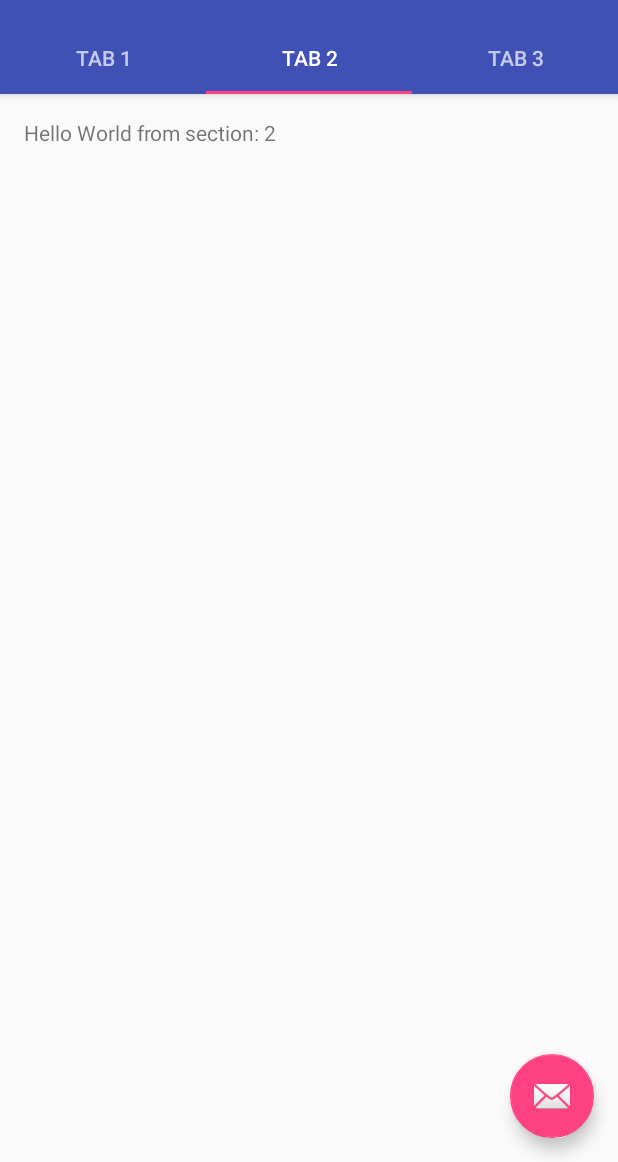
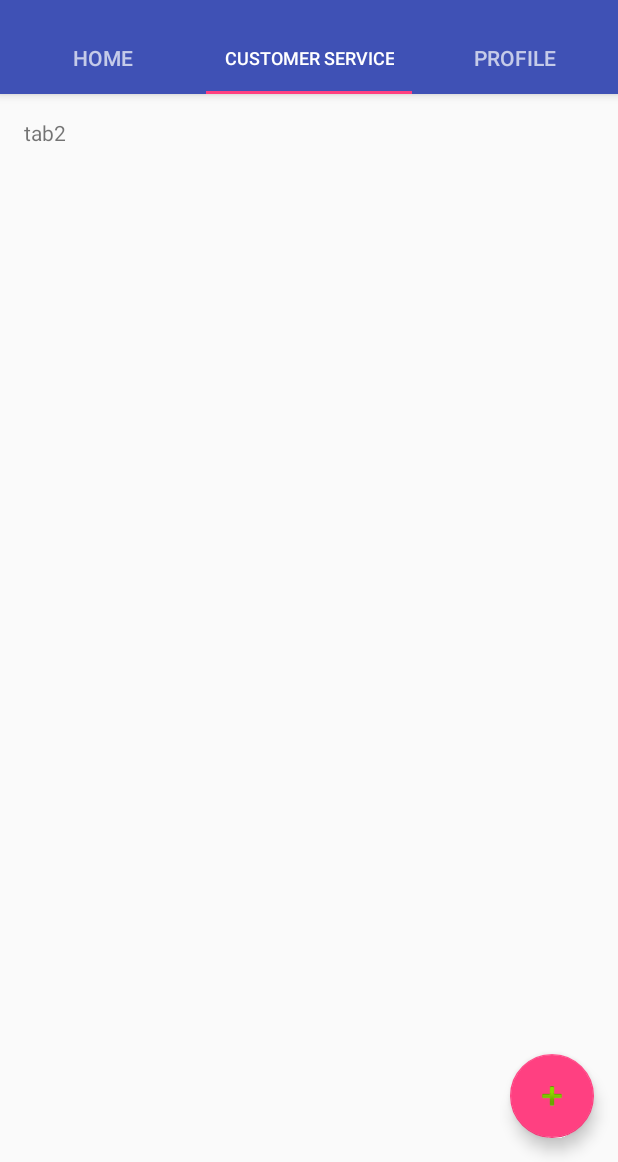
Before and after one commit to AbdallaSoliman/Ta3ala-2ma-2a2olk-Client, an Android app: the screen it shows after launch (MainActivity), tab 2 chosen, on a phone screen of 412 x 824 dp, the part 74-1236 px from its top. Run offline under Robolectric (Android 15) with nearby library versions, the phone set to English and light mode, and no system bars.

Commit message:
Tabs view and rest package

```diff
--- a/app/build.gradle
+++ b/app/build.gradle
@@ -26,4 +26,9 @@ dependencies {
     testImplementation 'junit:junit:4.12'
     androidTestImplementation 'com.android.support.test:runner:1.0.2'
     androidTestImplementation 'com.android.support.test.espresso:espresso-core:3.0.2'
+    // Retrofit
+    compile 'com.squareup.retrofit2:retrofit:2.1.0'
+    // JSON Parsing
+    compile 'com.google.code.gson:gson:2.6.1'
+    compile 'com.squareup.retrofit2:converter-gson:2.1.0'
 }
--- a/app/src/main/AndroidManifest.xml
+++ b/app/src/main/AndroidManifest.xml
@@ -10,7 +10,7 @@
         android:supportsRtl="true"
         android:theme="@style/AppTheme">
         <activity
-            android:name=".MainActivity"
+            android:name=".view.MainActivity"
             android:label="@string/app_name"
             android:theme="@style/AppTheme.NoActionBar">
             <intent-filter>
--- a/app/src/main/java/com/example/omnia/ta3ala_2ma_2a2olk_client/MainActivity.java
+++ b/app/src/main/java/com/example/omnia/ta3ala_2ma_2a2olk_client/view/MainActivity.java
@@ -1,4 +1,4 @@
-package com.example.omnia.ta3ala_2ma_2a2olk_client;
+package com.example.omnia.ta3ala_2ma_2a2olk_client.view;
 
 import android.support.design.widget.TabLayout;
 import android.support.design.widget.FloatingActionButton;
@@ -18,6 +18,8 @@ import android.view.View;
 import android.view.ViewGroup;
 
 import android.widget.TextView;
+
+import com.example.omnia.ta3ala_2ma_2a2olk_client.R;
 
 public class MainActivity extends AppCompatActivity {
 
@@ -91,41 +93,6 @@ public class MainActivity extends AppCompatActivity {
     }
 
     /**
-     * A placeholder fragment containing a simple view.
-     */
-    public static class PlaceholderFragment extends Fragment {
-        /**
-         * The fragment argument representing the section number for this
-         * fragment.
-         */
-        private static final String ARG_SECTION_NUMBER = "section_number";
-
-        public PlaceholderFragment() {
-        }
-
-        /**
-         * Returns a new instance of this fragment for the given section
-         * number.
-         */
-        public static PlaceholderFragment newInstance(int sectionNumber) {
-            PlaceholderFragment fragment = new PlaceholderFragment();
-            Bundle args = new Bundle();
-            args.putInt(ARG_SECTION_NUMBER, sectionNumber);
-            fragment.setArguments(args);
-            return fragment;
-        }
-
-        @Override
-        public View onCreateView(LayoutInflater inflater, ViewGroup container,
-                                 Bundle savedInstanceState) {
-            View rootView = inflater.inflate(R.layout.fragment_main, container, false);
-            TextView textView = (TextView) rootView.findViewById(R.id.section_label);
-            textView.setText(getString(R.string.section_format, getArguments().getInt(ARG_SECTION_NUMBER)));
-            return rootView;
-        }
-    }
-
-    /**
      * A {@link FragmentPagerAdapter} that returns a fragment corresponding to
      * one of the sections/tabs/pages.
      */
@@ -137,9 +104,22 @@ public class MainActivity extends AppCompatActivity {
 
         @Override
         public Fragment getItem(int position) {
-            // getItem is called to instantiate the fragment for the given page.
-            // Return a PlaceholderFragment (defined as a static inner class below).
-            return PlaceholderFragment.newInstance(position + 1);
+            // return the current tab
+
+            switch (position) {
+
+                case 0:
+                    Tab1Home tab1=new Tab1Home();
+                    return tab1;
+                case 1:
+                    Tab2CustomerService tab2=new Tab2CustomerService();
+                    return tab2;
+                case 2:
+                    Tab3Profile tab3=new Tab3Profile();
+                    return tab3;
+                default:
+                    return null;
+            }
         }
 
         @Override
--- /dev/null
+++ b/app/src/main/java/com/example/omnia/ta3ala_2ma_2a2olk_client/view/Tab1Home.java
@@ -0,0 +1,37 @@
+package com.example.omnia.ta3ala_2ma_2a2olk_client.view;
+
+import android.os.Bundle;
+import android.support.v4.app.Fragment;
+import android.view.LayoutInflater;
+import android.view.View;
+import android.view.ViewGroup;
+import android.widget.Button;
+import android.widget.EditText;
+import android.widget.TextView;
+
+import com.example.omnia.ta3ala_2ma_2a2olk_client.R;
+
+/**
+ * Created by omnia on 5/28/2018.
+ */
+
+public class Tab1Home extends Fragment {
+
+    public  Tab1Home(){}
+
+    @Override
+    public void onCreate(Bundle savedInstanceState) {
+
+        super.onCreate(savedInstanceState);
+
+    }
+
+    public View onCreateView(LayoutInflater inflater, ViewGroup container,
+                             Bundle savedInstanceState) {
+        View rootView = inflater.inflate(R.layout.tab1, container, false);
+
+        return rootView;
+    }
+
+
+}
--- /dev/null
+++ b/app/src/main/java/com/example/omnia/ta3ala_2ma_2a2olk_client/view/Tab2CustomerService.java
@@ -0,0 +1,30 @@
+package com.example.omnia.ta3ala_2ma_2a2olk_client.view;
+
+import android.os.Bundle;
+import android.support.v4.app.Fragment;
+import android.view.LayoutInflater;
+import android.view.View;
+import android.view.ViewGroup;
+
+import com.example.omnia.ta3ala_2ma_2a2olk_client.R;
+
+/**
+ * Created by omnia on 5/28/2018.
+ */
+
+public class Tab2CustomerService extends Fragment {
+
+    public Tab2CustomerService(){}
+
+    @Override
+    public void onCreate(Bundle savedInstanceState) {
+        super.onCreate(savedInstanceState);
+    }
+
+    public View onCreateView(LayoutInflater inflater, ViewGroup container,
+                             Bundle savedInstanceState) {
+
+        View rootView = inflater.inflate(R.layout.tab2, container, false);
+        return rootView;
+    }
+}
--- /dev/null
+++ b/app/src/main/java/com/example/omnia/ta3ala_2ma_2a2olk_client/view/Tab3Profile.java
@@ -0,0 +1,30 @@
+package com.example.omnia.ta3ala_2ma_2a2olk_client.view;
+
+import android.os.Bundle;
+import android.support.v4.app.Fragment;
+import android.view.LayoutInflater;
+import android.view.View;
+import android.view.ViewGroup;
+
+import com.example.omnia.ta3ala_2ma_2a2olk_client.R;
+
+/**
+ * Created by omnia on 5/28/2018.
+ */
+
+public class Tab3Profile extends Fragment {
+
+    public Tab3Profile(){}
+
+    @Override
+    public void onCreate(Bundle savedInstanceState) {
+        super.onCreate(savedInstanceState);
+    }
+
+    public View onCreateView(LayoutInflater inflater, ViewGroup container,
+                             Bundle savedInstanceState) {
+
+        View rootView = inflater.inflate(R.layout.tab3, container, false);
+        return rootView;
+    }
+}
--- a/app/src/main/res/layout/activity_main.xml
+++ b/app/src/main/res/layout/activity_main.xml
@@ -6,7 +6,7 @@
     android:layout_width="match_parent"
     android:layout_height="match_parent"
     android:fitsSystemWindows="true"
-    tools:context="com.example.omnia.ta3ala_2ma_2a2olk_client.MainActivity">
+    tools:context="com.example.omnia.ta3ala_2ma_2a2olk_client.view.MainActivity">
 
     <android.support.design.widget.AppBarLayout
         android:id="@+id/appbar"
@@ -65,6 +65,6 @@
         android:layout_height="wrap_content"
         android:layout_gravity="end|bottom"
         android:layout_margin="@dimen/fab_margin"
-        app:srcCompat="@android:drawable/ic_dialog_email" />
+        app:srcCompat="@android:drawable/ic_input_add" />
 
 </android.support.design.widget.CoordinatorLayout>
--- /dev/null
+++ b/app/src/main/res/layout/tab2.xml
@@ -0,0 +1,25 @@
+<android.support.constraint.ConstraintLayout
+    xmlns:android="http://schemas.android.com/apk/res/android"
+    xmlns:app="http://schemas.android.com/apk/res-auto"
+    xmlns:tools="http://schemas.android.com/tools"
+    android:id="@+id/constraintLayout"
+    android:layout_width="match_parent"
+    android:layout_height="match_parent"
+    tools:context="com.example.omnia.ta3ala_2ma_2a2olk_client.view.Tab2CustomerService">
+
+    <TextView
+        android:text="tab2"
+        android:id="@+id/section_label"
+        android:layout_width="wrap_content"
+        android:layout_height="wrap_content"
+        android:layout_marginBottom="@dimen/activity_vertical_margin"
+        android:layout_marginEnd="@dimen/activity_horizontal_margin"
+        android:layout_marginStart="@dimen/activity_horizontal_margin"
+        android:layout_marginTop="@dimen/activity_vertical_margin"
+        app:layout_constraintLeft_toLeftOf="parent"
+        app:layout_constraintTop_toTopOf="@+id/constraintLayout"
+        tools:layout_constraintLeft_creator="1"
+        tools:layout_constraintTop_creator="1" />
+
+
+</android.support.constraint.ConstraintLayout>
--- a/app/src/main/res/menu/menu_main.xml
+++ b/app/src/main/res/menu/menu_main.xml
@@ -1,7 +1,7 @@
 <menu xmlns:android="http://schemas.android.com/apk/res/android"
     xmlns:app="http://schemas.android.com/apk/res-auto"
     xmlns:tools="http://schemas.android.com/tools"
-    tools:context="com.example.omnia.ta3ala_2ma_2a2olk_client.MainActivity">
+    tools:context="com.example.omnia.ta3ala_2ma_2a2olk_client.view.MainActivity">
     <item
         android:id="@+id/action_settings"
         android:orderInCategory="100"
--- a/app/src/main/res/values/strings.xml
+++ b/app/src/main/res/values/strings.xml
@@ -1,8 +1,8 @@
 <resources>
     <string name="app_name">Ta3ala-2ma-2a2olk-Client</string>
-    <string name="tab_text_1">Tab 1</string>
-    <string name="tab_text_2">Tab 2</string>
-    <string name="tab_text_3">Tab 3</string>
+    <string name="tab_text_1">Home</string>
+    <string name="tab_text_2">Customer Service</string>
+    <string name="tab_text_3">Profile</string>
     <string name="action_settings">Settings</string>
     <string name="section_format">Hello World from section: %1$d</string>
 </resources>
```
Also changed, not shown: app/src/main/java/com/example/omnia/ta3ala_2ma_2a2olk_client/model/MainCategory.java (added, +39 -0 lines), app/src/main/java/com/example/omnia/ta3ala_2ma_2a2olk_client/model/Question.java (added, +202 -0 lines), app/src/main/java/com/example/omnia/ta3ala_2ma_2a2olk_client/model/SubCategory.java (added, +38 -0 lines), app/src/main/java/com/example/omnia/ta3ala_2ma_2a2olk_client/rest/APIService.java (added, +26 -0 lines), app/src/main/java/com/example/omnia/ta3ala_2ma_2a2olk_client/rest/RetrofitClient.java (added, +27 -0 lines), app/src/main/res/layout/tab1.xml (renamed from app/src/main/res/layout/fragment_main.xml, +6 -6 lines), app/src/main/res/layout/tab3.xml (added, +23 -0 lines).
